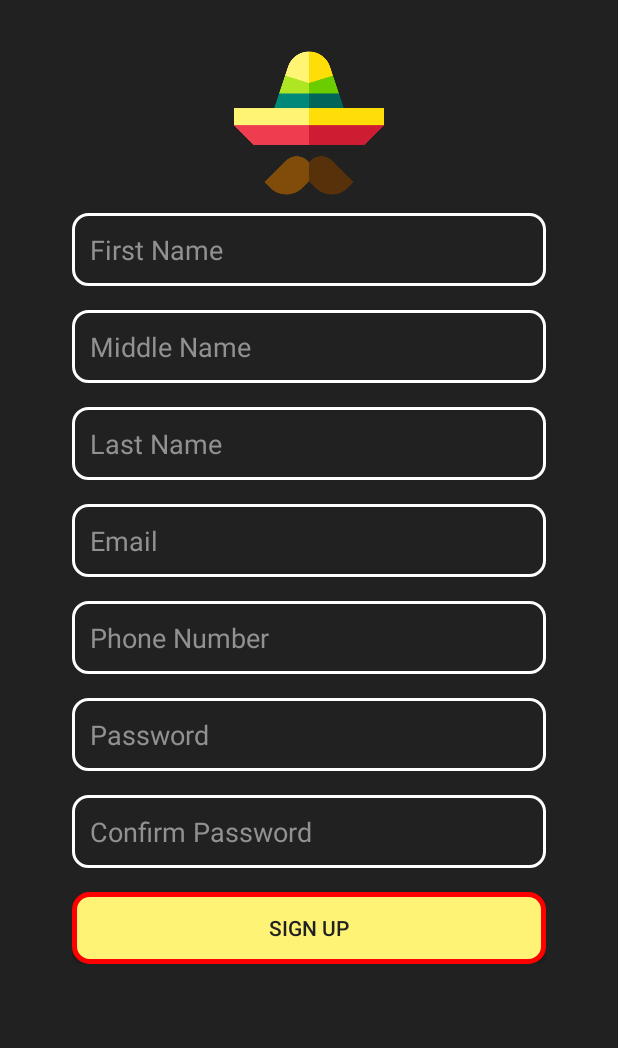
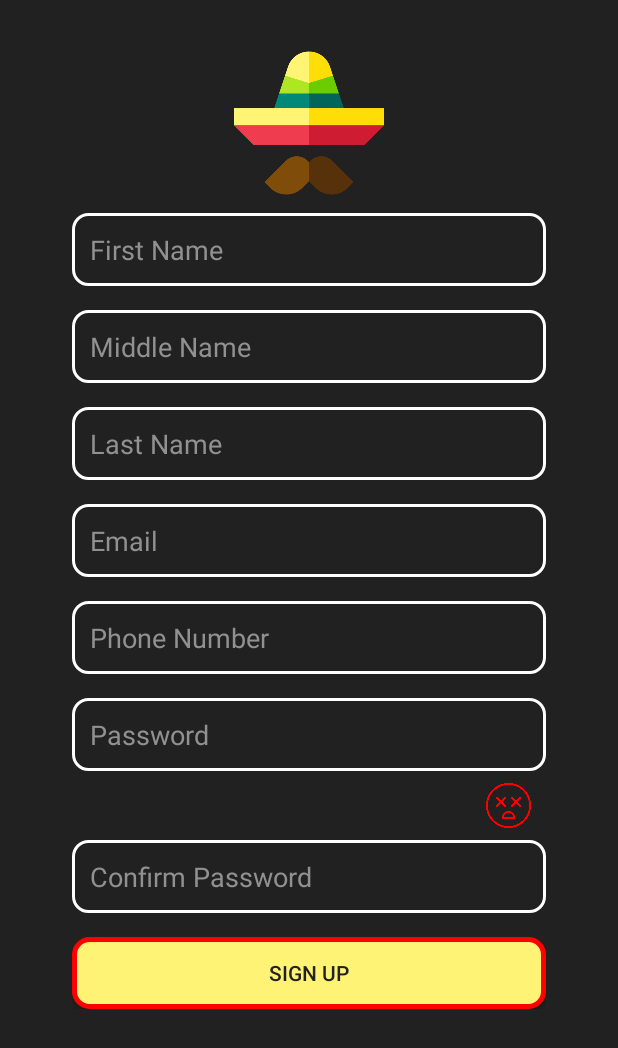
Before and after one commit to souvik757/Contacts, an Android app: the screen it shows after launch (signup), after a tap on "SignUp", on a phone screen of 412 x 824 dp. Shown: the top 1048 px of the screen. Run offline under Robolectric (Android 15) with nearby library versions, the phone set to English and light mode, and no system bars; our stand-ins replace Firebase (no records; nobody signed in at launch, a user with empty details on screens opened directly); 2 other taps on this screen came first.

Commit message:
<-- Sign Up Activity with validation -->

```diff
--- a/app/src/main/java/com/example/contacts/SignIn.java
+++ b/app/src/main/java/com/example/contacts/SignIn.java
@@ -1,41 +1,23 @@
 package com.example.contacts ;
 
-import androidx.annotation.NonNull;
-import androidx.appcompat.app.AppCompatActivity;
-
 import android.content.Intent;
-import android.content.SharedPreferences;
 import android.os.Bundle;
 import android.text.InputType;
 import android.view.View;
 import android.widget.Button;
 import android.widget.EditText;
 
-import com.google.android.gms.tasks.OnFailureListener;
-import com.google.android.gms.tasks.OnSuccessListener;
+import androidx.appcompat.app.AppCompatActivity;
+
 import com.google.android.material.snackbar.Snackbar;
-import com.google.firebase.firestore.FirebaseFirestore;
-
-import java.util.HashMap;
-import java.util.Map;
 
 public class SignIn extends AppCompatActivity {
-    private EditText usernameEditText ;
-    private EditText passwordEditText ;
+    private EditText usernameEditText     ;
+    private EditText passwordEditText     ;
     private Button showHidePasswordButton ;
-    private Button savedetailsButton ;
-    private Button gotosignupButton ;
-    private String child = "USER" ;
-    private int count ;
-    private UTILS object = new UTILS() ;
-
-
-    // Firebase instances
-    private FirebaseFirestore DB = FirebaseFirestore.getInstance() ;
-    // KEY's
-    private static final String KEY_NAME = "username" ;
-    private static final String KEY_PW = "password" ;
-
+    private Button savedetailsButton      ;
+    private Button gotosignupButton       ;
+    private UTILS object = new UTILS() ; // UTILS class consists of validator methods of Inputs :::
 
     @Override
     protected void onCreate(Bundle savedInstanceState) {
@@ -43,16 +25,16 @@ public class SignIn extends AppCompatActivity {
         setContentView(R.layout.activity_sign_in) ;
 
         initialize_widgets() ;
-        SaveUserCount() ; // Restore preferences data's :
         OnClickListenerForButtons() ;
     }
+
     //                                               Widget Initializer   :::
     private void initialize_widgets(){
-        usernameEditText = findViewById(R.id.et_username) ;
-        passwordEditText = findViewById(R.id.et_password) ;
-        showHidePasswordButton = findViewById(R.id.toggle_pw) ;
-        savedetailsButton = findViewById(R.id.btn_login) ;
-        gotosignupButton = findViewById(R.id.btn_signup) ;
+        usernameEditText       = findViewById( R.id.et_username) ;
+        passwordEditText       = findViewById( R.id.et_password) ;
+        showHidePasswordButton = findViewById( R.id.toggle_pw)   ;
+        savedetailsButton      = findViewById( R.id.btn_login)   ;
+        gotosignupButton       = findViewById( R.id.btn_signup)  ;
     }
     //                                               Event Listener for Buttons  :::
     private void OnClickListenerForButtons(){
@@ -78,16 +60,7 @@ public class SignIn extends AppCompatActivity {
         savedetailsButton.setOnClickListener(new View.OnClickListener() {
             @Override
             public void onClick(View v) {
-                String password = passwordEditText.getText().toString() ;
-                String username = usernameEditText.getText().toString() ;
-                if(!object.passwordValidator(password))
-                    Snackbar.make(v , "Invalid Password !" , Snackbar.LENGTH_LONG).show() ;
-                else if(!object.usernameValidator(username))
-                    Snackbar.make(v , "Invalid username !" , Snackbar.LENGTH_LONG).show() ;
-                else {
-                    IncreaseUserCount(count) ;
-                    SaveDataToFireBase(v);
-                }
+                Snackbar.make(v,"Not yet functional !",Snackbar.LENGTH_LONG).show() ;
             }
         });
         // sign up button
@@ -99,41 +72,4 @@ public class SignIn extends AppCompatActivity {
             }
         });
     }
-    private void SaveDataToFireBase(View view) {
-        String UserName = usernameEditText.getText().toString().trim() ;
-        String Password = passwordEditText.getText().toString().trim() ;
-        // Map to store data's corresponding with KEY"s of username & password ->
-        Map<String , Object> datas = new HashMap<>() ;
-        datas.put(KEY_NAME , UserName) ;
-        datas.put(KEY_PW, Password)   ;
-
-        child = child+String.valueOf(count) ;
-        // Saving in collection ->
-        DB.collection("BASICPLANUSER").document(child)
-                .set(datas)
-                .addOnSuccessListener(new OnSuccessListener<Void>() {
-                    @Override
-                    public void onSuccess(Void unused) {
-                        Snackbar.make(view , "Successfully logged in !" , Snackbar.LENGTH_LONG).show() ;
-                    }
-                })
-                .addOnFailureListener(new OnFailureListener() {
-                    @Override
-                    public void onFailure(@NonNull Exception e) {
-                        Snackbar.make(view , "That didn't work !" , Snackbar.LENGTH_LONG).show() ;
-                    }
-                }) ;
-    }
-    //                                               Shared Preferences usage            :::
-    //                                               Functioning Serial Count of entries to database :::
-    private void IncreaseUserCount(int x){
-        SharedPreferences shared = getSharedPreferences("LastCount" ,MODE_PRIVATE) ;
-        SharedPreferences.Editor editor = shared.edit() ;
-        editor.putInt("KEY" , x+1) ;
-        editor.commit() ;
-    }
-    private void SaveUserCount(){
-        SharedPreferences shared = getSharedPreferences("LastCount" ,MODE_PRIVATE) ;
-        count = shared.getInt("KEY" , 1);
-    } //             Restoring last increased Count on triggering onCreate() method :::
 }
--- a/app/src/main/java/com/example/contacts/signup.java
+++ b/app/src/main/java/com/example/contacts/signup.java
@@ -1,17 +1,165 @@
 package com.example.contacts;
 
+import androidx.annotation.NonNull;
 import androidx.appcompat.app.AppCompatActivity;
 
+import android.content.SharedPreferences;
 import android.os.Bundle;
+import android.text.InputType;
+import android.view.View;
+import android.widget.Button;
+import android.widget.EditText;
+
+import com.google.android.gms.tasks.OnFailureListener;
+import com.google.android.gms.tasks.OnSuccessListener;
+import com.google.android.material.snackbar.Snackbar;
+import com.google.firebase.firestore.FirebaseFirestore;
+
+import java.util.HashMap;
+import java.util.Map;
 
 public class signup extends AppCompatActivity {
+    // Declaring Widgets :::
+    //                             ::: EDITTEXT :::
+    private EditText FirstName     ;
+    private EditText MiddleName    ;
+    private EditText LastName      ;
+    private EditText Email         ;
+    private EditText PhoneNumber   ;
+    private EditText Password      ;
+    private EditText FinalPassword ;
+    //                             ::: BUTTON :::
+    private Button BTNSIGNUP ;
+    private Button TOGGLEPW  ;
 
+    //                                                  Firebase instances :::
+    private FirebaseFirestore _ReferenceDB_ = FirebaseFirestore.getInstance() ;
+    //                                                  Document reference name in FireStore Database :::
+    private String child = "USER" ;
+    //                                                  Document counter (serial number that will concatenate with USER for better DB management) :::
+    private int count ;
+    //                                                  Declaring Keys to values of document in FireStore :::
+    private static final String NAME01_KEY = "FirstName"  ;
+    private static final String NAME02_KEY = "MiddleName" ;
+    private static final String NAME03_KEY = "LastName"   ;
+    private static final String  EMAIL_KEY = "Email"      ;
+    private static final String     PH_KEY = "Phone"      ;
+    private static final String   PASS_KEY = "Password"   ;
+    //                                                  UTILS class instance ::
+    private UTILS object = new UTILS() ;
     @Override
     protected void onCreate(Bundle savedInstanceState) {
         super.onCreate(savedInstanceState);
         setContentView(R.layout.activity_signup);
+
+        InitializeWidgets()     ;
+        SaveUserCount()         ;
+        ButtonOnClickListener() ;
+
     }
-
+    //                                           Initializing Widgets :::
+    private void InitializeWidgets() {
+        FirstName     = findViewById( R.id.etFirstName       ) ;
+        MiddleName    = findViewById( R.id.etMiddleName      ) ;
+        LastName      = findViewById( R.id.etLastName        ) ;
+        Email         = findViewById( R.id.etEmail           ) ;
+        PhoneNumber   = findViewById( R.id.etPhoneNumber     ) ;
+        Password      = findViewById( R.id.etPassword        ) ;
+        FinalPassword = findViewById( R.id.etConfirmPassword ) ;
+        BTNSIGNUP     = findViewById( R.id.btnSignUp         ) ;
+        TOGGLEPW      = findViewById( R.id.toggle_pw_sign_up ) ;
+    }
+    //                                           Event Listener for Buttons :::
+    private void ButtonOnClickListener() {
+    //                                           Set click listener for the show/hide password button :::
+        TOGGLEPW.setOnClickListener(new View.OnClickListener() {
+            @Override
+            public void onClick(View v) {
+                // Toggle password visibility
+                if (Password.getInputType() == (InputType.TYPE_CLASS_TEXT | InputType.TYPE_TEXT_VARIATION_PASSWORD)) {
+                    // Show password
+                    Password.setInputType(InputType.TYPE_CLASS_TEXT | InputType.TYPE_TEXT_VARIATION_VISIBLE_PASSWORD);
+                    TOGGLEPW.setBackground(getDrawable(R.drawable.reveal));
+                } else {
+                    // Hide password
+                    Password.setInputType(InputType.TYPE_CLASS_TEXT | InputType.TYPE_TEXT_VARIATION_PASSWORD);
+                    TOGGLEPW.setBackground(getDrawable(R.drawable.hide));
+                }
+                // Move cursor to the end of the text
+                Password.setSelection(Password.getText().length());
+            }
+        }) ;
+        BTNSIGNUP.setOnClickListener(new View.OnClickListener() {
+            @Override
+            public void onClick(View v) {
+                String FNAME = FirstName.getText().toString().trim()     ;
+                String MNAME = MiddleName.getText().toString().trim()    ;
+                String LNAME = LastName.getText().toString().trim()      ;
+              //String EMAIL = Email.getText().toString().trim()         ;
+                String PH    = PhoneNumber.getText().toString().trim()   ;
+                String PASS  = Password.getText().toString().trim()      ;
+                String CPASS = FinalPassword.getText().toString().trim() ;
+                if (!object.nameValidator(FNAME,MNAME,LNAME))
+                    Snackbar.make(v,"Invalid Names",Snackbar.LENGTH_LONG).show() ;
+                else if(!object.phoneValidator(PH))
+                    Snackbar.make(v,"Invalid Phone Number !" , Snackbar.LENGTH_LONG).show() ;
+                else if(!object.passwordValidator(PASS))
+                    Snackbar.make(v,"Invalid Password !" , Snackbar.LENGTH_LONG).show() ;
+                else if(!object.passwordConfirmation(PASS,CPASS))
+                    Snackbar.make(v,"Passwords are not matching !",Snackbar.LENGTH_LONG).show() ;
+                else {
+                    IncreaseUserCount(count) ;
+                    SAVETOFIREBASE(v) ;
+                }
+            }
+        });
+    }
+    //                                           Saving data to FireStore :::
+    private void SAVETOFIREBASE(View view) {
+        String FNAME = FirstName.getText().toString().trim()     ;
+        String MNAME = MiddleName.getText().toString().trim()    ;
+        String LNAME = LastName.getText().toString().trim()      ;
+        String EMAIL = Email.getText().toString().trim()         ;
+        String PH    = PhoneNumber.getText().toString().trim()   ;
+        String PASS  = Password.getText().toString().trim()      ;
+        // Map to store data's corresponding with KEY"s of username & password ->
+        Map<String , Object> data = new HashMap<>() ;
+        data.put(NAME01_KEY,FNAME) ;
+        data.put(NAME02_KEY,MNAME) ;
+        data.put(NAME03_KEY,LNAME) ;
+        data.put(EMAIL_KEY,EMAIL)  ;
+        data.put(PH_KEY,PH)        ;
+        data.put(PASS_KEY,PASS)    ;
+        // increase count and concatenate it with USER :::
+        child = child + String.valueOf(count) ;
+        _ReferenceDB_.collection("BASICPLANUSER").document(child)
+                .set(data)
+                .addOnSuccessListener(new OnSuccessListener<Void>() {
+                    @Override
+                    public void onSuccess(Void unused) {
+                        Snackbar.make(view , "Successfully signed up !" , Snackbar.LENGTH_LONG).show() ;
+                    }
+                })
+                .addOnFailureListener(new OnFailureListener() {
+                    @Override
+                    public void onFailure(@NonNull Exception e) {
+                        Snackbar.make(view , "That didn't work !" , Snackbar.LENGTH_LONG).show() ;
+                    }
+                }) ;
+    }
+    //                                           Shared Preferences usage            :::
+    //                                           Functioning Serial Count of entries to database :::
+    private void IncreaseUserCount(int x){
+        SharedPreferences shared = getSharedPreferences("LastCount" ,MODE_PRIVATE) ;
+        SharedPreferences.Editor editor = shared.edit() ;
+        editor.putInt("KEY" , x+1) ;
+        editor.commit() ;
+    }
+    //                                           Restoring last increased Count on triggering onCreate() method :::
+    private void SaveUserCount(){
+        SharedPreferences shared = getSharedPreferences("LastCount" ,MODE_PRIVATE) ;
+        count = shared.getInt("KEY" , 1);
+    }
     @Override
     public void onBackPressed() {
         finish() ;
--- a/app/src/main/res/layout/activity_signup.xml
+++ b/app/src/main/res/layout/activity_signup.xml
@@ -97,7 +97,17 @@
             android:layout_below="@+id/etEmail"
             android:hint="Password"
             android:inputType="textPassword"
-            android:layout_marginBottom="16dp"/>
+            android:layout_marginBottom="0dp"/>
+        <!-- hide & peek toggle button for p/w  -->
+        <androidx.appcompat.widget.AppCompatButton
+            android:id="@+id/toggle_pw_sign_up"
+            android:layout_width="30dp"
+            android:layout_height="30dp"
+            android:layout_gravity="end"
+            android:layout_marginTop="8dp"
+            android:layout_marginRight="10dp"
+            android:layout_marginBottom="8dp"
+            android:background="@drawable/hide" />
 
         <EditText
             android:id="@+id/etConfirmPassword"
@@ -124,10 +134,4 @@
             android:text="Sign Up" />
 
     </LinearLayout>
-
-
-
-
-
-
 </ScrollView>
```
Also changed, not shown: app/src/main/java/com/example/contacts/UTILS.java (+28 -0 lines).
